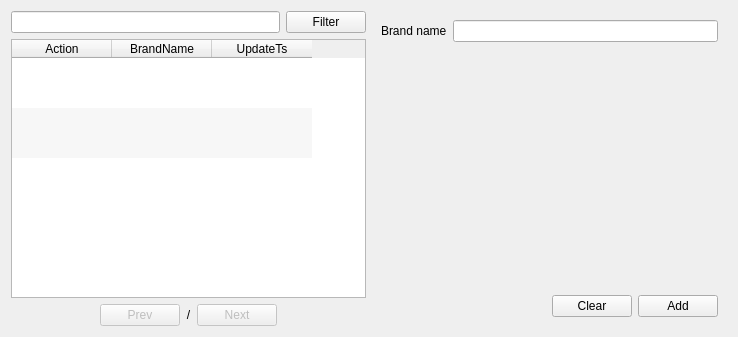
rondalefloyd/mts-pos, file app/views/templates/ManageBrand.ui: the form before one commit.
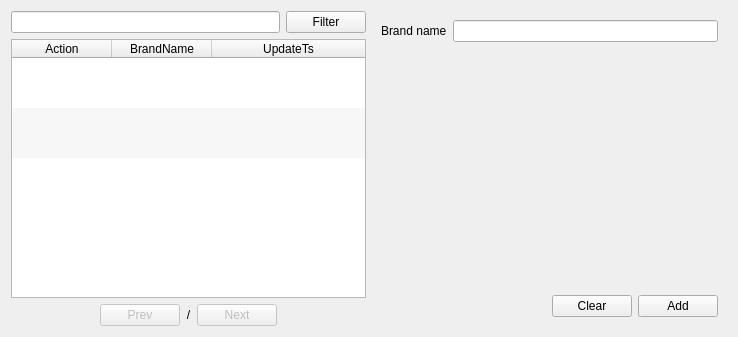
The form after the commit.

Patch:
```diff
--- a/app/views/templates/ManageBrand.ui
+++ b/app/views/templates/ManageBrand.ui
@@ -60,7 +60,7 @@
         <bool>false</bool>
        </property>
        <attribute name="horizontalHeaderStretchLastSection">
-        <bool>false</bool>
+        <bool>true</bool>
        </attribute>
        <attribute name="verticalHeaderVisible">
         <bool>false</bool>
```
